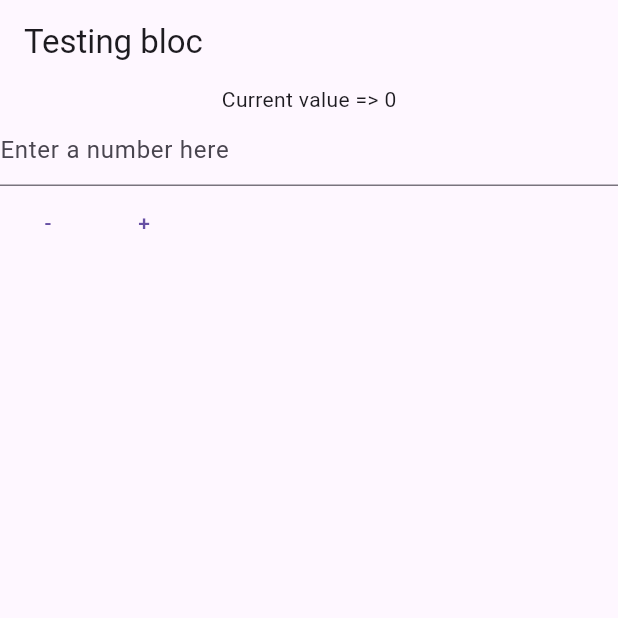
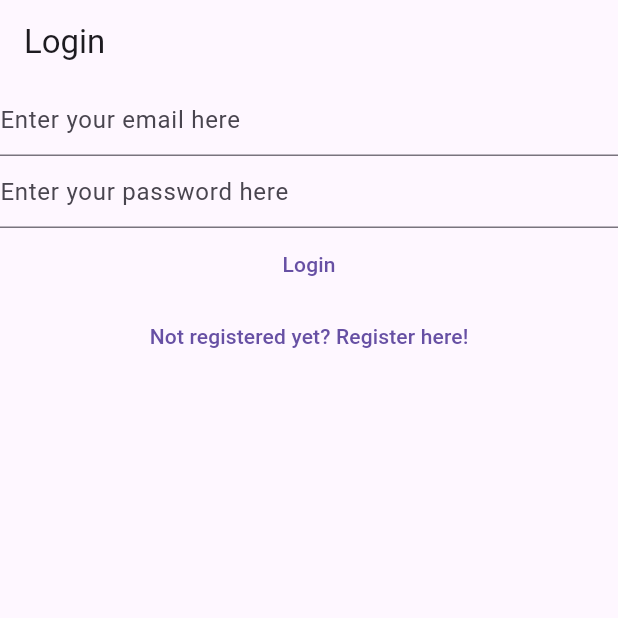
Before and after one commit to RasZarky/mynotes, a Flutter app: the screen it shows after launch, on a phone screen of 412 x 824 dp, the top half of it. Run offline on Flutter 3.47's test engine with Material 3 defaults, Android fonts, the phone set to English and light mode, and no system bars; our stand-ins replace bloc, cloud_firestore, firebase_auth, firebase_core, flutter_bloc, share_plus; accounts and stored records are empty.

Commit message:
converting auth to bloc

```diff
--- a/lib/main.dart
+++ b/lib/main.dart
@@ -1,8 +1,10 @@
 
-import 'package:bloc/bloc.dart';
 import 'package:flutter/material.dart';
 import 'package:flutter_bloc/flutter_bloc.dart';
 import 'package:mynotes/constants/routes.dart';
+import 'package:mynotes/services/auth/bloc/auth_bloc.dart';
+import 'package:mynotes/services/auth/firebase_auth_provider.dart';
+import 'package:mynotes/views/home_page.dart';
 import 'package:mynotes/views/login_view.dart';
 import 'package:mynotes/views/notes/create_update_note_view.dart';
 import 'package:mynotes/views/notes/notes_view.dart';
@@ -17,9 +19,12 @@ void main() {
       theme: ThemeData(
         primarySwatch: Colors.blue,
       ),
-      home: const HomePage(),
+      home: BlocProvider<AuthBloc>(
+        create: (context) => AuthBloc(FirebaseAuthProvider()),
+        child: const HomePage(),
+      ),
       routes: {
-        loginRoute: (context) => const LoginPage(),
+        loginRoute: (context) => const LoginView(),
         registerRoute: (context) => const Register(),
         notesRoute: (context) => const NotesView(),
         verifyEmailRoute: (context) => const VerifyEmailView(),
@@ -28,146 +33,3 @@ void main() {
     ),
   );
 }
-
-class HomePage extends StatefulWidget {
-  const HomePage({Key? key}) : super(key: key);
-
-  @override
-  _HomePageState createState() => _HomePageState();
-}
-
-class _HomePageState extends State<HomePage> {
-  late final TextEditingController _controller;
-
-  @override
-  void initState() {
-    _controller = TextEditingController();
-    super.initState();
-  }
-
-  @override
-  void dispose() {
-    _controller.dispose();
-    super.dispose();
-  }
-
-  @override
-  Widget build(BuildContext context) {
-    return BlocProvider(
-      create: (context) => CounterBloc(),
-      child: Scaffold(
-        appBar: AppBar(
-          title: const Text('Testing bloc'),
-        ),
-        body: BlocConsumer<CounterBloc, CounterState>(
-          listener: (context, state) {
-            _controller.clear();
-          },
-          builder: (context, state) {
-            final invalidValue =
-            (state is CounterStateInvalidNumber) ? state.invalidValue : '';
-            return Column(
-              children: [
-                Text('Current value => ${state.value}'),
-                Visibility(
-                  visible: state is CounterStateInvalidNumber,
-                  child: Text('Invalid input: $invalidValue'),
-                ),
-                TextField(
-                  controller: _controller,
-                  decoration: const InputDecoration(
-                    hintText: 'Enter a number here',
-                  ),
-                  keyboardType: TextInputType.number,
-                ),
-                Row(
-                  children: [
-                    TextButton(
-                      onPressed: () {
-                        context
-                            .read<CounterBloc>()
-                            .add(DecrementEvent(_controller.text));
-                      },
-                      child: const Text('-'),
-                    ),
-                    TextButton(
-                      onPressed: () {
-                        context
-                            .read<CounterBloc>()
-                            .add(IncrementEvent(_controller.text));
-                      },
-                      child: const Text('+'),
-                    ),
-                  ],
-                )
-              ],
-            );
-          },
-        ),
-      ),
-    );
-  }
-}
-
-@immutable
-abstract class CounterState {
-  final int value;
-  const CounterState(this.value);
-}
-
-class CounterStateValid extends CounterState {
-  const CounterStateValid(int value) : super(value);
-}
-
-class CounterStateInvalidNumber extends CounterState {
-  final String invalidValue;
-  const CounterStateInvalidNumber({
-    required this.invalidValue,
-    required int previousValue,
-  }) : super(previousValue);
-}
-
-@immutable
-abstract class CounterEvent {
-  final String value;
-  const CounterEvent(this.value);
-}
-
-class IncrementEvent extends CounterEvent {
-  const IncrementEvent(String value) : super(value);
-}
-
-class DecrementEvent extends CounterEvent {
-  const DecrementEvent(String value) : super(value);
-}
-
-class CounterBloc extends Bloc<CounterEvent, CounterState> {
-  CounterBloc() : super(const CounterStateValid(0)) {
-    on<IncrementEvent>((event, emit) {
-      final integer = int.tryParse(event.value);
-      if (integer == null) {
-        emit(
-          CounterStateInvalidNumber(
-            invalidValue: event.value,
-            previousValue: state.value,
-          ),
-        );
-      } else {
-        emit(CounterStateValid(state.value + integer));
-      }
-    });
-    on<DecrementEvent>((event, emit) {
-      final integer = int.tryParse(event.value);
-      if (integer == null) {
-        emit(
-          CounterStateInvalidNumber(
-            invalidValue: event.value,
-            previousValue: state.value,
-          ),
-        );
-      } else {
-        emit(CounterStateValid(state.value - integer));
-      }
-    });
-  }
-}
--- /dev/null
+++ b/lib/services/auth/bloc/auth_bloc.dart
@@ -0,0 +1,46 @@
+import 'package:bloc/bloc.dart';
+import 'package:mynotes/services/auth/auth_provider.dart';
+import 'package:mynotes/services/auth/bloc/auth_event.dart';
+import 'package:mynotes/services/auth/bloc/auth_state.dart';
+
+class AuthBloc extends Bloc<AuthEvent, AuthState> {
+  AuthBloc(AuthProvider provider) : super(const AuthStateLoading()) {
+    // initialize
+    on<AuthEventInitialize>((event, emit) async {
+      await provider.initialize();
+      final user = provider.currentsUser;
+      if (user == null) {
+        emit(const AuthStateLoggedOut());
+      } else if (!user.isEmailVerified) {
+        emit(const AuthStateNeedsVerification());
+      } else {
+        emit(AuthStateLoggedIn(user));
+      }
+    });
+    // log in
+    on<AuthEventLogIn>((event, emit) async {
+      emit(const AuthStateLoading());
+      final email = event.email;
+      final password = event.password;
+      try {
+        final user = await provider.login(
+          email: email,
+          password: password,
+        );
+        emit(AuthStateLoggedIn(user));
+      } on Exception catch (e) {
+        emit(AuthStateLoginFailure(e));
+      }
+    });
+    // log out
+    on<AuthEventLogOut>((event, emit) async {
+      try {
+        emit(const AuthStateLoading());
+        await provider.logout();
+        emit(const AuthStateLoggedOut());
+      } on Exception catch (e) {
+        emit(AuthStateLogoutFailure(e));
+      }
+    });
+  }
+}
--- /dev/null
+++ b/lib/services/auth/bloc/auth_event.dart
@@ -0,0 +1,20 @@
+import 'package:flutter/foundation.dart' show immutable;
+
+@immutable
+abstract class AuthEvent {
+  const AuthEvent();
+}
+
+class AuthEventInitialize extends AuthEvent {
+  const AuthEventInitialize();
+}
+
+class AuthEventLogIn extends AuthEvent {
+  final String email;
+  final String password;
+  const AuthEventLogIn(this.email, this.password);
+}
+
+class AuthEventLogOut extends AuthEvent {
+  const AuthEventLogOut();
+}
--- /dev/null
+++ b/lib/services/auth/bloc/auth_state.dart
@@ -0,0 +1,34 @@
+import 'package:flutter/foundation.dart' show immutable;
+import 'package:mynotes/services/auth/auth_user.dart';
+
+@immutable
+abstract class AuthState {
+  const AuthState();
+}
+
+class AuthStateLoading extends AuthState {
+  const AuthStateLoading();
+}
+
+class AuthStateLoggedIn extends AuthState {
+  final AuthUser user;
+  const AuthStateLoggedIn(this.user);
+}
+
+class AuthStateLoginFailure extends AuthState {
+  final Exception exception;
+  const AuthStateLoginFailure(this.exception);
+}
+
+class AuthStateNeedsVerification extends AuthState {
+  const AuthStateNeedsVerification();
+}
+
+class AuthStateLoggedOut extends AuthState {
+  const AuthStateLoggedOut();
+}
+
+class AuthStateLogoutFailure extends AuthState {
+  final Exception exception;
+  const AuthStateLogoutFailure(this.exception);
+}
--- a/lib/views/home_page.dart
+++ b/lib/views/home_page.dart
@@ -1,31 +1,30 @@
 import 'package:flutter/material.dart';
-import 'package:mynotes/services/auth/auth_service.dart';
-import 'package:mynotes/views/notes/notes_view.dart';
+import 'package:flutter_bloc/flutter_bloc.dart';
+import 'package:mynotes/views/login_view.dart';
 import 'package:mynotes/views/verify_email_view.dart';
-import 'login_view.dart';
+import '../services/auth/bloc/auth_bloc.dart';
+import '../services/auth/bloc/auth_event.dart';
+import '../services/auth/bloc/auth_state.dart';
+import 'notes/notes_view.dart';
 
 class HomePage extends StatelessWidget {
   const HomePage({Key? key}) : super(key: key);
 
   @override
   Widget build(BuildContext context) {
-    return FutureBuilder(
-      future: AuthService.firebase().initialize(),
-      builder: (context, snapshot) {
-        switch (snapshot.connectionState) {
-          case ConnectionState.done:
-            final user = AuthService.firebase().currentsUser;
-            if (user != null) {
-              if (user.isEmailVerified) {
-                return const NotesView();
-              } else {
-                return const VerifyEmailView();
-              }
-            } else {
-              return const LoginPage();
-            }
-          default:
-            return const CircularProgressIndicator();
+    context.read<AuthBloc>().add(const AuthEventInitialize());
+    return BlocBuilder<AuthBloc, AuthState>(
+      builder: (context, state) {
+        if (state is AuthStateLoggedIn) {
+          return const NotesView();
+        } else if (state is AuthStateNeedsVerification) {
+          return const VerifyEmailView();
+        } else if (state is AuthStateLoggedOut) {
+          return const LoginView();
+        } else {
+          return const Scaffold(
+            body: CircularProgressIndicator(),
+          );
         }
       },
     );
```
Also changed, not shown: lib/views/login_view.dart (+42 -41 lines), lib/views/notes/notes_view.dart (+5 -4 lines), lib/helpers/loading/loading_screen.dart (added), lib/helpers/loading/loading_screen_controller.dart (added), lib/utilities/dialogs/loading_dialog.dart (added), lib/utilities/dialogs/password_reset_email_sent_dialog.dart (added), lib/views/forgot_password_view.dart (added).
